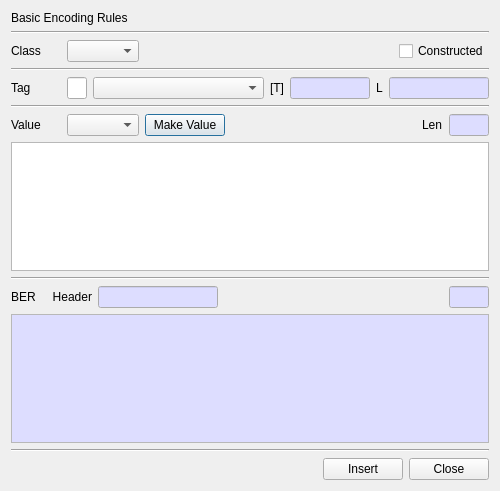
This is BerEditor/make_ber_dlg.ui in jykim74/BerEditor as Qt 5 draws it before an edit. The edited form follows.
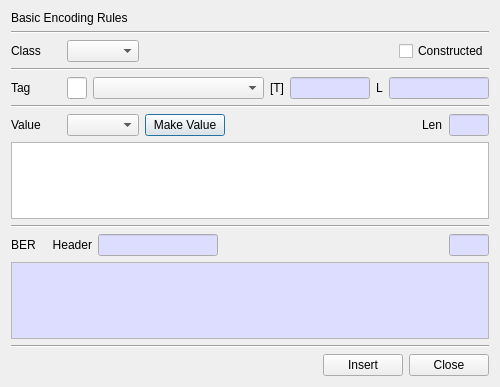
This is the edited form.

```diff
--- a/BerEditor/make_ber_dlg.ui
+++ b/BerEditor/make_ber_dlg.ui
@@ -7,7 +7,7 @@
     <x>0</x>
     <y>0</y>
     <width>500</width>
-    <height>491</height>
+    <height>387</height>
    </rect>
   </property>
   <property name="windowTitle">
```
Left out of the diff: 218 changed lines with no effect on the pictures.
